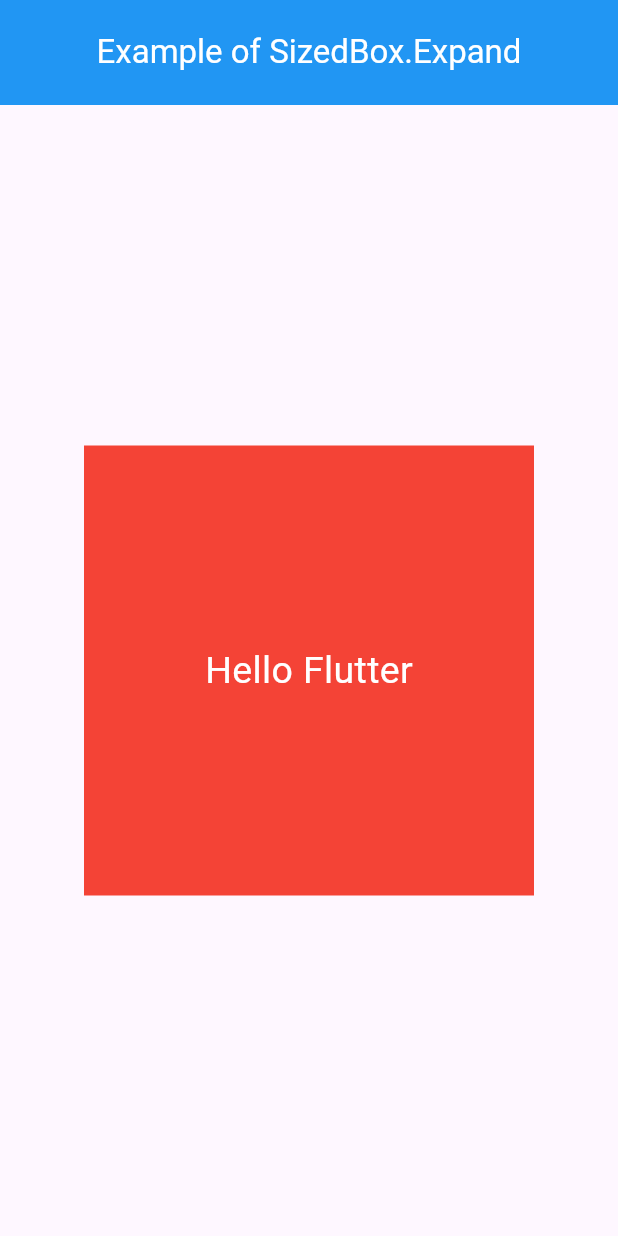
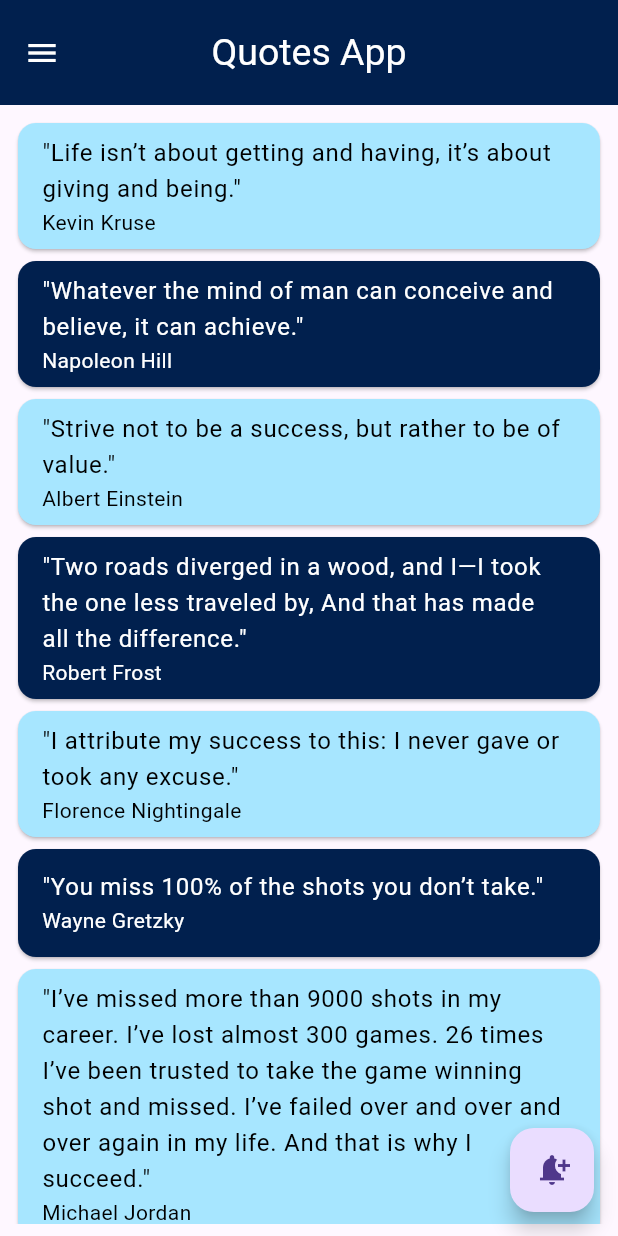
Before and after one commit to AnkitUmredkar/Quote_App_Daily_Task, a Flutter app: the screen it shows after launch, on a phone screen of 412 x 824 dp. Run offline on Flutter 3.47's test engine with Material 3 defaults, Android fonts, the phone set to English and light mode, and no system bars.

Commit message:
Initial commit

```diff
--- /dev/null
+++ b/lib/Show_Quotes/globle.dart
@@ -0,0 +1,462 @@
+import 'package:flutter/material.dart';
+
+List colorList = [
+  const Color(0xffA7E6FF),
+  const Color(0xff01204E),
+];
+
+List quotesList = [
+  {
+    "quote":
+        "Life isn’t about getting and having, it’s about giving and being.",
+    "author": "Kevin Kruse"
+  },
+  {
+    "quote":
+        "Whatever the mind of man can conceive and believe, it can achieve.",
+    "author": "Napoleon Hill"
+  },
+  {
+    "quote": "Strive not to be a success, but rather to be of value.",
+    "author": "Albert Einstein"
+  },
+  {
+    "quote":
+        "Two roads diverged in a wood, and I—I took the one less traveled by, And that has made all the difference.",
+    "author": "Robert Frost"
+  },
+  {
+    "quote": "I attribute my success to this: I never gave or took any excuse.",
+    "author": "Florence Nightingale"
+  },
+  {
+    "quote": "You miss 100% of the shots you don’t take.",
+    "author": "Wayne Gretzky"
+  },
+  {
+    "quote":
+        "I’ve missed more than 9000 shots in my career. I’ve lost almost 300 games. 26 times I’ve been trusted to take the game winning shot and missed. I’ve failed over and over and over again in my life. And that is why I succeed.",
+    "author": "Michael Jordan"
+  },
+  {
+    "quote":
+        "The most difficult thing is the decision to act, the rest is merely tenacity.",
+    "author": "Amelia Earhart"
+  },
+  {
+    "quote": "Every strike brings me closer to the next home run.",
+    "author": "Babe Ruth"
+  },
+  {
+    "quote":
+        "Definiteness of purpose is the starting point of all achievement.",
+    "author": "W. Clement Stone"
+  },
+  {
+    "quote":
+        "We must balance conspicuous consumption with conscious capitalism.",
+    "author": "Kevin Kruse"
+  },
+  {
+    "quote":
+        "Life is what happens to you while you’re busy making other plans.",
+    "author": "John Lennon"
+  },
+  {"quote": "We become what we think about.", "author": "Earl Nightingale"},
+  {
+    "quote":
+        "Twenty years from now you will be more disappointed by the things that you didn’t do than by the ones you did do, so throw off the bowlines, sail away from safe harbor, catch the trade winds in your sails.  Explore, Dream, Discover.",
+    "author": "Mark Twain"
+  },
+  {
+    "quote": "Life is 10% what happens to me and 90% of how I react to it.",
+    "author": "Charles Swindoll"
+  },
+  {
+    "quote":
+        "The most common way people give up their power is by thinking they don’t have any.",
+    "author": "Alice Walker"
+  },
+  {
+    "quote": "The mind is everything. What you think you become.",
+    "author": "Buddha"
+  },
+  {
+    "quote":
+        "The best time to plant a tree was 20 years ago. The second best time is now.",
+    "author": "Chinese Proverb"
+  },
+  {"quote": "An unexamined life is not worth living.", "author": "Socrates"},
+  {
+    "quote": "Eighty percent of success is showing up.",
+    "author": "Woody Allen"
+  },
+  {
+    "quote":
+        "Your time is limited, so don’t waste it living someone else’s life.",
+    "author": "Steve Jobs"
+  },
+  {
+    "quote": "Winning isn’t everything, but wanting to win is.",
+    "author": "Vince Lombardi"
+  },
+  {
+    "quote":
+        "I am not a product of my circumstances. I am a product of my decisions.",
+    "author": "Stephen Covey"
+  },
+  {
+    "quote":
+        "Every child is an artist.  The problem is how to remain an artist once he grows up.",
+    "author": "Pablo Picasso"
+  },
+  {
+    "quote":
+        "You can never cross the ocean until you have the courage to lose sight of the shore.",
+    "author": "Christopher Columbus"
+  },
+  {
+    "quote":
+        "I’ve learned that people will forget what you said, people will forget what you did, but people will never forget how you made them feel.",
+    "author": "Maya Angelou"
+  },
+  {
+    "quote": "Either you run the day, or the day runs you.",
+    "author": "Jim Rohn"
+  },
+  {
+    "quote": "Whether you think you can or you think you can’t, you’re right.",
+    "author": "Henry Ford"
+  },
+  {
+    "quote":
+        "The two most important days in your life are the day you are born and the day you find out why.",
+    "author": "Mark Twain"
+  },
+  {
+    "quote":
+        "Whatever you can do, or dream you can, begin it.  Boldness has genius, power and magic in it.",
+    "author": "Johann Wolfgang von Goethe"
+  },
+  {"quote": "The best revenge is massive success.", "author": "Frank Sinatra"},
+  {
+    "quote":
+        "People often say that motivation doesn’t last. Well, neither does bathing.  That’s why we recommend it daily.",
+    "author": "Zig Ziglar"
+  },
+  {
+    "quote": "Life shrinks or expands in proportion to one’s courage.",
+    "author": "Anais Nin"
+  },
+  {
+    "quote":
+        "If you hear a voice within you say “you cannot paint,” then by all means paint and that voice will be silenced.",
+    "author": "Vincent Van Gogh"
+  },
+  {
+    "quote":
+        "There is only one way to avoid criticism: do nothing, say nothing, and be nothing.",
+    "author": "Aristotle"
+  },
+  {
+    "quote":
+        "Ask and it will be given to you; search, and you will find; knock and the door will be opened for you.",
+    "author": "Jesus"
+  },
+  {
+    "quote":
+        "The only person you are destined to become is the person you decide to be.",
+    "author": "Ralph Waldo Emerson"
+  },
+  {
+    "quote":
+        "Go confidently in the direction of your dreams.  Live the life you have imagined.",
+    "author": "Henry David Thoreau"
+  },
+  {
+    "quote":
+        "When I stand before God at the end of my life, I would hope that I would not have a single bit of talent left and could say, I used everything you gave me.",
+    "author": "Erma Bombeck"
+  },
+  {
+    "quote":
+        "Few things can help an individual more than to place responsibility on him, and to let him know that you trust him.",
+    "author": "Booker T. Washington"
+  },
+  {
+    "quote":
+        "Certain things catch your eye, but pursue only those that capture the heart.",
+    "author": " Ancient Indian Proverb"
+  },
+  {
+    "quote": "Believe you can and you’re halfway there.",
+    "author": "Theodore Roosevelt"
+  },
+  {
+    "quote": "Everything you’ve ever wanted is on the other side of fear.",
+    "author": "George Addair"
+  },
+  {
+    "quote":
+        "We can easily forgive a child who is afraid of the dark; the real tragedy of life is when men are afraid of the light.",
+    "author": "Plato"
+  },
+  {
+    "quote":
+        "Teach thy tongue to say, “I do not know,” and thous shalt progress.",
+    "author": "Maimonides"
+  },
+  {
+    "quote": "Start where you are. Use what you have.  Do what you can.",
+    "author": "Arthur Ashe"
+  },
+  {
+    "quote":
+        "When I was 5 years old, my mother always told me that happiness was the key to life.  When I went to school, they asked me what I wanted to be when I grew up.  I wrote down ‘happy’.  They told me I didn’t understand the assignment, and I told them they didn’t understand life.",
+    "author": "John Lennon"
+  },
+  {
+    "quote": "Fall seven times and stand up eight.",
+    "author": "Japanese Proverb"
+  },
+  {
+    "quote":
+        "When one door of happiness closes, another opens, but often we look so long at the closed door that we do not see the one that has been opened for us.",
+    "author": "Helen Keller"
+  },
+  {
+    "quote": "Everything has beauty, but not everyone can see.",
+    "author": "Confucius"
+  },
+  {
+    "quote":
+        "How wonderful it is that nobody need wait a single moment before starting to improve the world.",
+    "author": "Anne Frank"
+  },
+  {
+    "quote": "When I let go of what I am, I become what I might be.",
+    "author": "Lao Tzu"
+  },
+  {
+    "quote":
+        "Life is not measured by the number of breaths we take, but by the moments that take our breath away.",
+    "author": "Maya Angelou"
+  },
+  {
+    "quote":
+        "Happiness is not something readymade.  It comes from your own actions.",
+    "author": "Dalai Lama"
+  },
+  {
+    "quote":
+        "If you’re offered a seat on a rocket ship, don’t ask what seat! Just get on.",
+    "author": "Sheryl Sandberg"
+  },
+  {
+    "quote":
+        "First, have a definite, clear practical ideal; a goal, an objective. Second, have the necessary means to achieve your ends; wisdom, money, materials, and methods. Third, adjust all your means to that end.",
+    "author": "Aristotle"
+  },
+  {
+    "quote": "If the wind will not serve, take to the oars.",
+    "author": "Latin Proverb"
+  },
+  {
+    "quote":
+        "You can’t fall if you don’t climb.  But there’s no joy in living your whole life on the ground.",
+    "author": "Unknown"
+  },
+  {
+    "quote":
+        "We must believe that we are gifted for something, and that this thing, at whatever cost, must be attained.",
+    "author": "Marie Curie"
+  },
+  {
+    "quote":
+        "Too many of us are not living our dreams because we are living our fears.",
+    "author": "Les Brown"
+  },
+  {
+    "quote":
+        "Challenges are what make life interesting and overcoming them is what makes life meaningful.",
+    "author": "Joshua J. Marine"
+  },
+  {
+    "quote": "If you want to lift yourself up, lift up someone else.",
+    "author": "Booker T. Washington"
+  },
+  {
+    "quote":
+        "I have been impressed with the urgency of doing. Knowing is not enough; we must apply. Being willing is not enough; we must do.",
+    "author": "Leonardo da Vinci"
+  },
+  {
+    "quote":
+        "Limitations live only in our minds.  But if we use our imaginations, our possibilities become limitless.",
+    "author": "Jamie Paolinetti"
+  },
+  {
+    "quote":
+        "You take your life in your own hands, and what happens? A terrible thing, no one to blame.",
+    "author": "Erica Jong"
+  },
+  {
+    "quote":
+        "What’s money? A man is a success if he gets up in the morning and goes to bed at night and in between does what he wants to do.",
+    "author": "Bob Dylan"
+  },
+  {
+    "quote": "I didn’t fail the test. I just found 100 ways to do it wrong.",
+    "author": "Benjamin Franklin"
+  },
+  {
+    "quote":
+        "In order to succeed, your desire for success should be greater than your fear of failure.",
+    "author": "Bill Cosby"
+  },
+  {
+    "quote": "A person who never made a mistake never tried anything new.",
+    "author": " Albert Einstein"
+  },
+  {
+    "quote":
+        "The person who says it cannot be done should not interrupt the person who is doing it.",
+    "author": "Chinese Proverb"
+  },
+  {
+    "quote": "There are no traffic jams along the extra mile.",
+    "author": "Roger Staubach"
+  },
+  {
+    "quote": "It is never too late to be what you might have been.",
+    "author": "George Eliot"
+  },
+  {"quote": "You become what you believe.", "author": "Oprah Winfrey"},
+  {
+    "quote": "I would rather die of passion than of boredom.",
+    "author": "Vincent van Gogh"
+  },
+  {
+    "quote":
+        "A truly rich man is one whose children run into his arms when his hands are empty.",
+    "author": "Unknown"
+  },
+  {
+    "quote":
+        "It is not what you do for your children, but what you have taught them to do for themselves, that will make them successful human beings.",
+    "author": "Ann Landers"
+  },
+  {
+    "quote":
+        "If you want your children to turn out well, spend twice as much time with them, and half as much money.",
+    "author": "Abigail Van Buren"
+  },
+  {
+    "quote":
+        "Build your own dreams, or someone else will hire you to build theirs.",
+    "author": "Farrah Gray"
+  },
+  {
+    "quote":
+        "The battles that count aren’t the ones for gold medals. The struggles within yourself–the invisible battles inside all of us–that’s where it’s at.",
+    "author": "Jesse Owens"
+  },
+  {
+    "quote": "Education costs money.  But then so does ignorance.",
+    "author": "Sir Claus Moser"
+  },
+  {
+    "quote":
+        "I have learned over the years that when one’s mind is made up, this diminishes fear.",
+    "author": "Rosa Parks"
+  },
+  {
+    "quote": "It does not matter how slowly you go as long as you do not stop.",
+    "author": "Confucius"
+  },
+  {
+    "quote":
+        "If you look at what you have in life, you’ll always have more. If you look at what you don’t have in life, you’ll never have enough.",
+    "author": "Oprah Winfrey"
+  },
+  {
+    "quote":
+        "Remember that not getting what you want is sometimes a wonderful stroke of luck.",
+    "author": "Dalai Lama"
+  },
+  {
+    "quote":
+        "You can’t use up creativity.  The more you use, the more you have.",
+    "author": "Maya Angelou"
+  },
+  {"quote": "Dream big and dare to fail.", "author": "Norman Vaughan"},
+  {
+    "quote":
+        "Our lives begin to end the day we become silent about things that matter.",
+    "author": "Martin Luther King Jr."
+  },
+  {
+    "quote": "Do what you can, where you are, with what you have.",
+    "author": "Teddy Roosevelt"
+  },
+  {
+    "quote":
+        "If you do what you’ve always done, you’ll get what you’ve always gotten.",
+    "author": "Tony Robbins"
+  },
+  {
+    "quote": "Dreaming, after all, is a form of planning.",
+    "author": "Gloria Steinem"
+  },
+  {
+    "quote":
+        "It’s your place in the world; it’s your life. Go on and do all you can with it, and make it the life you want to live.",
+    "author": "Mae Jemison"
+  },
+  {
+    "quote":
+        "You may be disappointed if you fail, but you are doomed if you don’t try.",
+    "author": "Beverly Sills"
+  },
+  {
+    "quote": "Remember no one can make you feel inferior without your consent.",
+    "author": "Eleanor Roosevelt"
+  },
+  {
+    "quote": "Life is what we make it, always has been, always will be.",
+    "author": "Grandma Moses"
+  },
+  {
+    "quote":
+        "The question isn’t who is going to let me; it’s who is going to stop me.",
+    "author": "Ayn Rand"
+  },
+  {
+    "quote":
+        "When everything seems to be going against you, remember that the airplane takes off against the wind, not with it.",
+    "author": "Henry Ford"
+  },
+  {
+    "quote":
+        "It’s not the years in your life that count. It’s the life in your years.",
+    "author": "Abraham Lincoln"
+  },
+  {
+    "quote": "Change your thoughts and you change your world.",
+    "author": "Norman Vincent Peale"
+  },
+  {
+    "quote":
+        "Either write something worth reading or do something worth writing.",
+    "author": "Benjamin Franklin"
+  },
+  {
+    "quote": "Nothing is impossible, the word itself says, “I’m possible!”",
+    "author": "–Audrey Hepburn"
+  },
+  {
+    "quote": "The only way to do great work is to love what you do.",
+    "author": "Steve Jobs"
+  },
+  {"quote": "If you can dream it, you can achieve it.", "author": "Zig Ziglar"}
+];
--- /dev/null
+++ b/lib/Show_Quotes/quotes.dart
@@ -0,0 +1,117 @@
+import 'dart:math';
+
+import 'package:flutter/material.dart';
+import 'package:quote_app_daily_task/Show_Quotes/quotesModel.dart';
+import 'globle.dart';
+
+QuotesModel? quotesModel;
+
+class Quotes extends StatefulWidget {
+  const Quotes({super.key});
+
+  @override
+  State<Quotes> createState() => _QuotesState();
+}
+
+class _QuotesState extends State<Quotes> {
+  @override
+  void initState() {
+    quotesModel = QuotesModel.toList(quotesList);
+    super.initState();
+  }
+
+  @override
+  Widget build(BuildContext context) {
+    return SafeArea(
+      child: Scaffold(
+        appBar: AppBar(
+          leading: const Icon(
+            Icons.menu,
+            color: Colors.white,
+          ),
+          toolbarHeight: 70,
+          centerTitle: true,
+          backgroundColor: const Color(0xff01204E),
+          title: const Text(
+            'Quotes App',
+            style: TextStyle(color: Colors.white, fontSize: 25),
+          ),
+        ),
+        body: Padding(
+          padding: const EdgeInsets.all(8.0),
+          child: SingleChildScrollView(
+            physics: const BouncingScrollPhysics(),
+            child: Column(
+              children: List.generate(
+                quotesModel!.quoteModelList.length,
+                (index) => Card(
+                  color: colorList[index % colorList.length],
+                  child: ListTile(
+                    title: Text(
+                      '"${quotesModel!.quoteModelList[index].quote!}"',
+                      style: TextStyle(
+                          color:
+                              (index % 2 == 0) ? Colors.black : Colors.white),
+                    ),
+                    subtitle: Text(
+                      quotesModel!.quoteModelList[index].author!,
+                      style: TextStyle(
+                          color:
+                              (index % 2 == 0) ? Colors.black : Colors.white),
+                    ),
+                  ),
+                ),
+              ),
+            ),
+          ),
+        ),
+        floatingActionButton: FloatingActionButton(
+          onPressed: () {
+            Random random = Random();
+            int a = random.nextInt(quotesModel!.quoteModelList.length);
+            showDialog(
+                context: context,
+                builder: (context) => AlertDialog(
+                      backgroundColor: colorList[a % colorList.length],
+                      title: Text(
+                        quotesModel!.quoteModelList[a].author!,
+                        style: TextStyle(
+                            color: (a % 2 == 0) ? Colors.black : Colors.white),
+                      ),
+                      content: Text(
+                        '"${quotesModel!.quoteModelList[a].quote!}"',
+                        style: TextStyle(
+                            color: (a % 2 == 0) ? Colors.black : Colors.white),
+                      ),
+                      actions: [
+                        TextButton(
+                            onPressed: () {
+                              Navigator.pop(context);
+                            },
+                            child: Text(
+                              'Save',
+                              style: TextStyle(
+                                  color: (a % 2 == 0)
+                                      ? Colors.black
+                                      : Colors.white),
+                            )),
+                        TextButton(
+                            onPressed: () {
+                              Navigator.pop(context);
+                            },
+                            child: Text(
+                              'Back',
+                              style: TextStyle(
+                                  color: (a % 2 == 0)
+                                      ? Colors.black
+                                      : Colors.white),
+                            ))
+                      ],
+                    ));
+          },
+          child: const Icon(Icons.notification_add),
+        ),
+      ),
+    );
+  }
+}
--- /dev/null
+++ b/lib/Show_Quotes/quotesModel.dart
@@ -0,0 +1,20 @@
+class QuotesModel {
+  String? quote;
+  String? author;
+  List<QuotesModel> quoteModelList = [];
+
+  QuotesModel({this.author, this.quote});
+
+  factory QuotesModel.fromQuote(Map data) {
+    return QuotesModel(
+      author: data['author'],
+      quote: data['quote'],
+    );
+  }
+
+  QuotesModel.toList(List q1) {
+    for (int i = 0; i < q1.length; i++) {
+      quoteModelList.add(QuotesModel.fromQuote(q1[i]));
+    }
+  }
+}
--- a/lib/utils/routes.dart
+++ b/lib/utils/routes.dart
@@ -1,5 +1,6 @@
 import 'package:flutter/material.dart';
 import '../DialogueBox/types_of_alert_dialogue_box.dart';
+import '../Show_Quotes/quotes.dart';
 import '../SizedBox.expand/SizedBox.dart';
 
 class AppRoutes {
@@ -8,6 +9,9 @@ class AppRoutes {
     // '/' : (context) => const TypesOfAlertDialogueBox(),
 
     //todo ---> Example of SizedBox.expand
-    '/': (context) => const sizedBox(),
+    // '/': (context) => const sizedBox(),
+    //
+    // todo ---> Quotes App
+    '/': (context) => const Quotes(),
   };
 }
```
